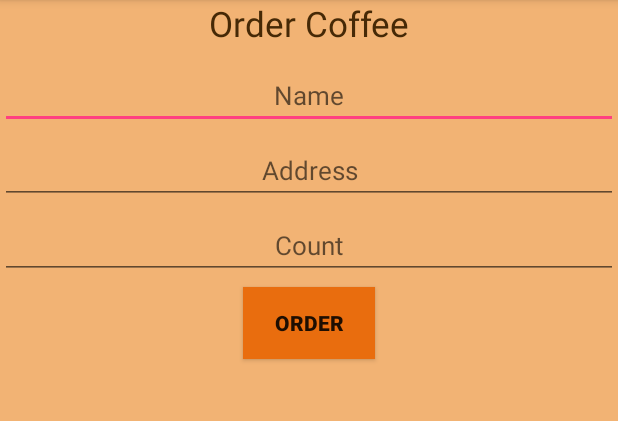
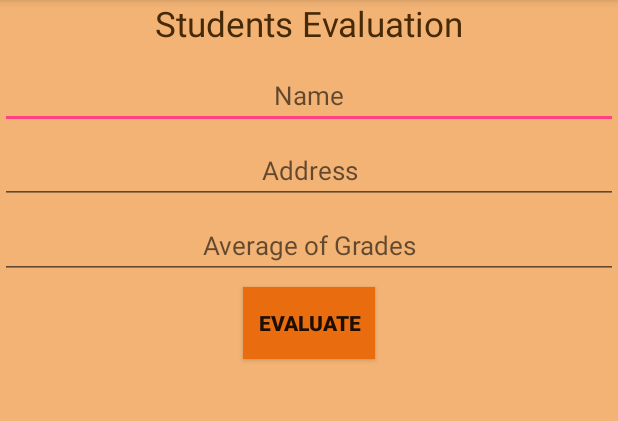
Before and after one commit to ArashMoghadas/StudentsGradewithClass, an Android app: the screen it shows after launch (MainActivity), on a phone screen of 412 x 824 dp, the part 84-505 px from its top. Run offline under Robolectric (Android 15) with nearby library versions, the phone set to English and light mode, and no system bars.

```diff
--- a/app/src/main/java/com/example/asus/studentsgradewithclass/MainActivity.java
+++ b/app/src/main/java/com/example/asus/studentsgradewithclass/MainActivity.java
@@ -2,12 +2,39 @@ package com.example.asus.studentsgradewithclass;
 
 import android.support.v7.app.AppCompatActivity;
 import android.os.Bundle;
+import android.view.View;
+import android.widget.Button;
+import android.widget.EditText;
+import android.widget.TextView;
 
-public class MainActivity extends AppCompatActivity {
+public class MainActivity extends AppCompatActivity implements View.OnClickListener{
 
     @Override
     protected void onCreate(Bundle savedInstanceState) {
         super.onCreate(savedInstanceState);
         setContentView(R.layout.activity_main);
+
+        Button evaluate = findViewById(R.id.bt_evaluate);
+        evaluate.setOnClickListener(this);
+    }
+
+
+    @Override
+    public void onClick(View view) {
+        int id = view.getId();
+
+        if (id == R.id.bt_evaluate){
+            EditText nameEditText = findViewById(R.id.et_name);
+            EditText addressEditText = findViewById(R.id.et_address);
+            EditText gradeEditText = findViewById(R.id.et_grade);
+
+            Students student = new Students();
+            student.setName(nameEditText.getText().toString());
+            student.setAddress(addressEditText.getText().toString());
+            student.setGrade(Integer.parseInt(gradeEditText.getText().toString()));
+
+            TextView evaluationTextView = findViewById(R.id.tv_evaluation);
+            evaluationTextView.append(student.getevaluation());
+        }
     }
 }
--- a/app/src/main/res/layout/activity_main.xml
+++ b/app/src/main/res/layout/activity_main.xml
@@ -11,7 +11,7 @@
     <TextView
         android:layout_width="match_parent"
         android:layout_height="wrap_content"
-        android:text="Order Coffee"
+        android:text="Students Evaluation"
         android:textSize="23sp"
         android:textColor="#462906"
         android:gravity="center"/>
@@ -41,24 +41,24 @@
             android:textSize="17sp"/>
 
         <EditText
-            android:id="@+id/et_count"
+            android:id="@+id/et_grade"
             android:layout_width="match_parent"
             android:layout_height="wrap_content"
             android:gravity="center"
-            android:hint="Count"
+            android:hint="Average of Grades"
             android:textSize="17sp"/>
 
         <Button
-            android:id="@+id/bt_order"
+            android:id="@+id/bt_evaluate"
             android:layout_width="wrap_content"
             android:layout_height="wrap_content"
             android:layout_marginTop="5dp"
             android:background="#e96d0e"
             android:textStyle="bold"
-            android:text="Order"/>
+            android:text="Evaluate"/>
 
         <TextView
-            android:id="@+id/tv_summary"
+            android:id="@+id/tv_evaluation"
             android:layout_width="wrap_content"
             android:layout_height="wrap_content"
             android:layout_marginTop="15dp"
```
Also changed, not shown: app/src/main/java/com/example/asus/studentsgradewithclass/Students.java (added, +56 -0 lines).
